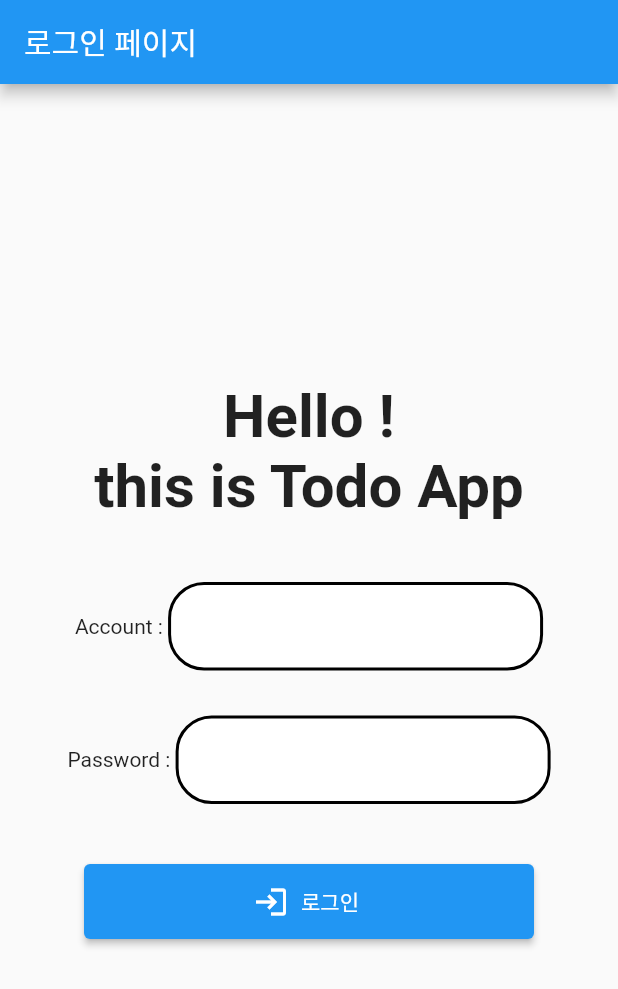
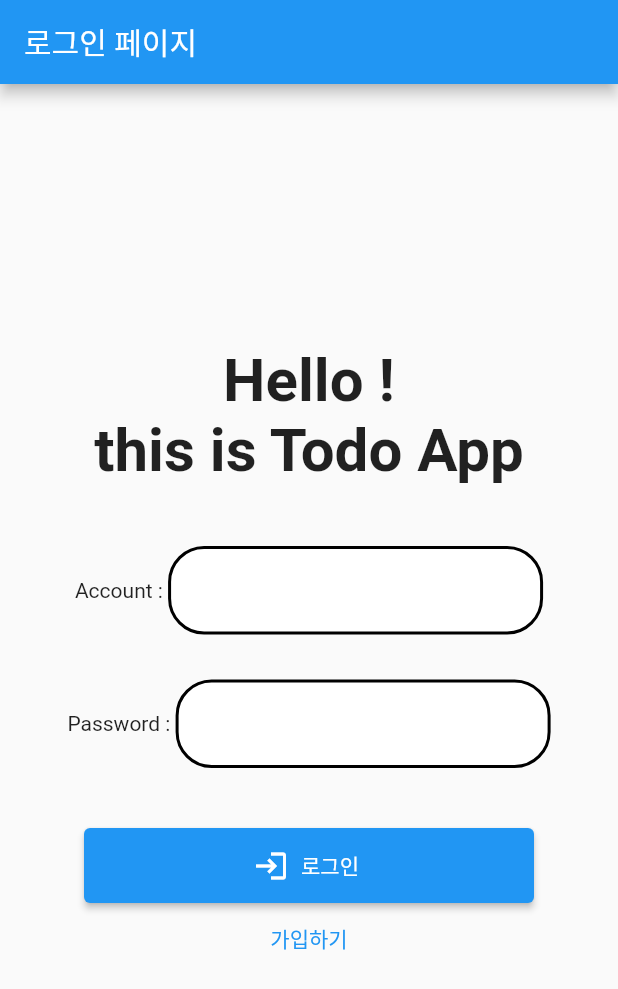
Before and after one commit to SangWook16074/flutter_todo_app, a Flutter app: the screen it shows after launch, on a phone screen of 412 x 824 dp. Shown: the top 989 px of the screen. Run offline on Flutter 3.47's test engine with Material 2 defaults, Android fonts, the phone set to English and light mode, and no system bars; our stand-ins replace cloud_firestore, firebase_auth, firebase_core, get; accounts and stored records are empty.

Commit message:
파이어베이스 로그인 기능 구현 완료

```diff
--- a/lib/src/data/model/user_model.dart
+++ b/lib/src/data/model/user_model.dart
@@ -1,7 +1,12 @@
 class UserModel {
   String? uid;
-
-  UserModel({required this.uid});
+  String? email;
+  String? password;
+  UserModel({
+    required this.uid,
+    required this.email,
+    required this.password,
+  });
 
   // UserModel.fromDocumentSnapshot({required QuerySnapshot querySnapshot}) {
   //   uid = (querySnapshot['uid'] == null)
--- a/lib/src/ui/app.dart
+++ b/lib/src/ui/app.dart
@@ -3,6 +3,8 @@ import 'package:flutter_todo_app/src/controller/todo_controller.dart';
 import 'package:flutter_todo_app/src/data/repository/todo_repository.dart';
 import 'package:flutter_todo_app/src/ui/pages/create_page.dart';
 import 'package:get/get.dart';
+
+import '../constants/firebase_const.dart';
 
 class App extends GetView<TodoController> {
   const App({super.key});
@@ -13,6 +15,13 @@ class App extends GetView<TodoController> {
       () => Scaffold(
         appBar: AppBar(
           title: const Text('flutter todo app'),
+          actions: [
+            IconButton(
+                onPressed: () {
+                  auth.signOut();
+                },
+                icon: const Icon(Icons.logout))
+          ],
         ),
         floatingActionButton: FloatingActionButton.extended(
           onPressed: () => Get.to(() => const CreatePage()),
--- /dev/null
+++ b/lib/src/ui/pages/sign_in.dart
@@ -0,0 +1,151 @@
+import 'package:flutter/material.dart';
+import 'package:flutter_todo_app/src/ui/pages/sign_up.dart';
+import 'package:get/get.dart';
+
+import '../../constants/firebase_const.dart';
+
+class Login extends StatefulWidget {
+  const Login({super.key});
+
+  @override
+  State<Login> createState() => _LoginState();
+}
+
+class _LoginState extends State<Login> {
+  final email = TextEditingController();
+  final password = TextEditingController();
+
+  @override
+  Widget build(BuildContext context) {
+    return GestureDetector(
+      onTap: () => FocusScope.of(context).unfocus(),
+      child: Scaffold(
+        appBar: AppBar(
+          title: const Text('로그인 페이지'),
+        ),
+        body: Padding(
+          padding: const EdgeInsets.all(8.0),
+          child: Column(
+            mainAxisAlignment: MainAxisAlignment.center,
+            crossAxisAlignment: CrossAxisAlignment.center,
+            children: [
+              _buildAppTitle(),
+              const SizedBox(
+                height: 40,
+              ),
+              _buildBody(),
+              const SizedBox(
+                height: 40,
+              ),
+              _buildLoginBtn(),
+              _buildResister(),
+            ],
+          ),
+        ),
+      ),
+    );
+  }
+
+  Widget _buildBody() {
+    return Column(
+      mainAxisAlignment: MainAxisAlignment.center,
+      crossAxisAlignment: CrossAxisAlignment.center,
+      children: [
+        Row(
+          mainAxisAlignment: MainAxisAlignment.center,
+          children: [
+            const Text('Account : '),
+            SizedBox(
+              width: 250,
+              child: TextField(
+                controller: email,
+                keyboardType: TextInputType.emailAddress,
+                decoration: InputDecoration(
+                    border: InputBorder.none,
+                    fillColor: Colors.white,
+                    filled: true,
+                    focusedBorder: OutlineInputBorder(
+                      borderRadius: BorderRadius.circular(24.0),
+                      borderSide:
+                          const BorderSide(color: Colors.blue, width: 2.0),
+                    ),
+                    enabledBorder: OutlineInputBorder(
+                      borderRadius: BorderRadius.circular(24.0),
+                      borderSide:
+                          const BorderSide(color: Colors.black, width: 2.0),
+                    )),
+              ),
+            ),
+          ],
+        ),
+        const SizedBox(
+          height: 30,
+        ),
+        Row(
+          mainAxisAlignment: MainAxisAlignment.center,
+          children: [
+            const Text('Password : '),
+            SizedBox(
+              width: 250,
+              child: TextField(
+                controller: password,
+                obscureText: true,
+                decoration: InputDecoration(
+                    border: InputBorder.none,
+                    fillColor: Colors.white,
+                    filled: true,
+                    focusedBorder: OutlineInputBorder(
+                      borderRadius: BorderRadius.circular(24.0),
+                      borderSide:
+                          const BorderSide(color: Colors.blue, width: 2.0),
+                    ),
+                    enabledBorder: OutlineInputBorder(
+                      borderRadius: BorderRadius.circular(24.0),
+                      borderSide:
+                          const BorderSide(color: Colors.black, width: 2.0),
+                    )),
+              ),
+            ),
+          ],
+        ),
+      ],
+    );
+  }
+
+  Widget _buildLoginBtn() {
+    return SizedBox(
+      width: 300,
+      height: 50,
+      child: ElevatedButton.icon(
+          onPressed: () {
+            auth.signInWithEmailAndPassword(
+                email: email.text.trim(), password: password.text.trim());
+          },
+          icon: const Icon(Icons.login),
+          label: const Text('로그인')),
+    );
+  }
+
+  Widget _buildAppTitle() {
+    return Column(
+      children: const [
+        Text(
+          'Hello !',
+          style: TextStyle(fontSize: 40, fontWeight: FontWeight.bold),
+        ),
+        Text(
+          'this is Todo App',
+          style: TextStyle(fontSize: 40, fontWeight: FontWeight.bold),
+        ),
+      ],
+    );
+  }
+
+  Widget _buildResister() {
+    return TextButton(
+        onPressed: () {
+          Get.to(() => const SignUp());
+        },
+        child: const Text('가입하기'));
+  }
+}
--- a/lib/src/ui/pages/login_page.dart
+++ b/lib/src/ui/pages/sign_up.dart
@@ -1,7 +1,18 @@
 import 'package:flutter/material.dart';
+import 'package:get/get.dart';
 
-class Login extends StatelessWidget {
-  const Login({super.key});
+import '../../constants/firebase_const.dart';
+
+class SignUp extends StatefulWidget {
+  const SignUp({super.key});
+
+  @override
+  State<SignUp> createState() => _SignUpState();
+}
+
+class _SignUpState extends State<SignUp> {
+  final email = TextEditingController();
+  final password = TextEditingController();
 
   @override
   Widget build(BuildContext context) {
@@ -9,7 +20,7 @@ class Login extends StatelessWidget {
       onTap: () => FocusScope.of(context).unfocus(),
       child: Scaffold(
         appBar: AppBar(
-          title: const Text('로그인 페이지'),
+          title: const Text('가입 페이지'),
         ),
         body: Padding(
           padding: const EdgeInsets.all(8.0),
@@ -45,6 +56,8 @@ class Login extends StatelessWidget {
             SizedBox(
               width: 250,
               child: TextField(
+                controller: email,
+                keyboardType: TextInputType.emailAddress,
                 decoration: InputDecoration(
                     border: InputBorder.none,
                     fillColor: Colors.white,
@@ -73,6 +86,8 @@ class Login extends StatelessWidget {
             SizedBox(
               width: 250,
               child: TextField(
+                controller: password,
+                obscureText: true,
                 decoration: InputDecoration(
                     border: InputBorder.none,
                     fillColor: Colors.white,
@@ -100,9 +115,13 @@ class Login extends StatelessWidget {
       width: 300,
       height: 50,
       child: ElevatedButton.icon(
-          onPressed: () {},
-          icon: const Icon(Icons.login),
-          label: const Text('로그인')),
+          onPressed: () {
+            auth.createUserWithEmailAndPassword(
+                email: email.text.trim(), password: password.text.trim());
+            Get.back();
+          },
+          icon: const Icon(Icons.add),
+          label: const Text('회원가입')),
     );
   }
 
--- a/lib/src/ui/root.dart
+++ b/lib/src/ui/root.dart
@@ -1,5 +1,5 @@
 import 'package:flutter/material.dart';
-import 'package:flutter_todo_app/src/ui/pages/login_page.dart';
+import 'package:flutter_todo_app/src/ui/pages/sign_in.dart';
 import 'package:get/get.dart';
 
 import '../constants/firebase_const.dart';
```
